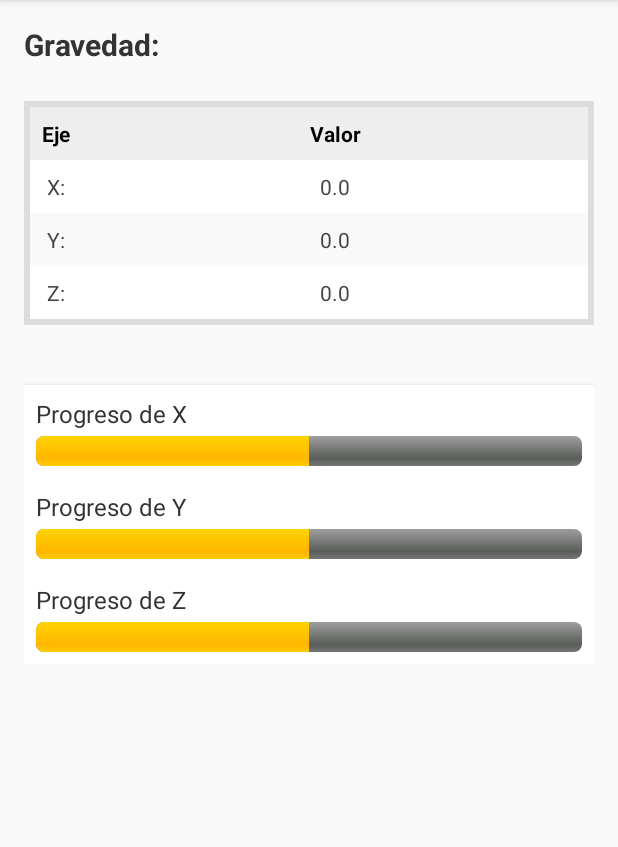
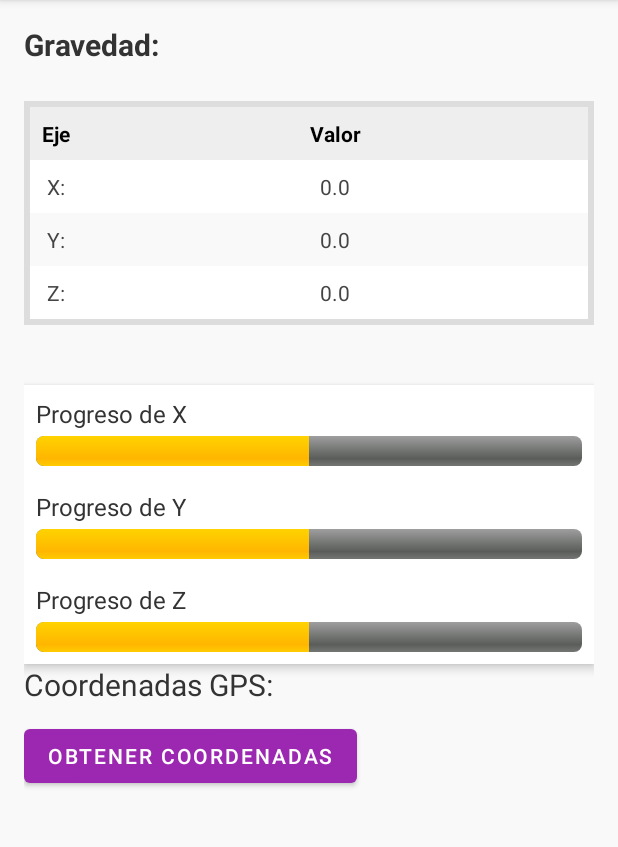
Before and after one commit to AlexisFarinango/SensoresTaller, an Android app: the screen it shows after launch (MainActivity), on a phone screen of 412 x 824 dp, the part 84-931 px from its top. Run offline under Robolectric (Android 15) with nearby library versions, the phone set to English and light mode, and no system bars.

Commit message:
Agrego funcionalidad coordenadas con GPS

```diff
--- a/app/build.gradle.kts
+++ b/app/build.gradle.kts
@@ -42,8 +42,10 @@ dependencies {
     implementation(libs.material)
     implementation(libs.androidx.activity)
     implementation(libs.androidx.constraintlayout)
+    implementation(libs.play.services.location)
     testImplementation(libs.junit)
     androidTestImplementation(libs.androidx.junit)
     androidTestImplementation(libs.androidx.espresso.core)
     implementation(libs.material)
+
 }
--- a/app/src/main/AndroidManifest.xml
+++ b/app/src/main/AndroidManifest.xml
@@ -1,10 +1,12 @@
 <manifest xmlns:android="http://schemas.android.com/apk/res/android"
     package="com.grupo4.georeferencia">
-
+    <uses-permission android:name="android.permission.ACCESS_FINE_LOCATION" />
+    <uses-permission android:name="android.permission.ACCESS_COARSE_LOCATION" />
+    <uses-permission android:name="android.permission.ACCESS_BACKGROUND_LOCATION" />
     <application
         android:allowBackup="true"
         android:label="@string/app_name"
-        android:theme="@style/Theme.App"> <!-- Asegúrate de cerrar con ">" ya que contiene un hijo -->
+        android:theme="@style/Theme.App">
 
         <activity android:name=".MainActivity"
             android:exported="true">
--- a/app/src/main/res/layout/activity_main.xml
+++ b/app/src/main/res/layout/activity_main.xml
@@ -177,6 +177,19 @@
                 android:progress="50"
                 android:layout_marginTop="4dp" />
         </LinearLayout>
+        <TextView
+            android:id="@+id/textCoordinates"
+            android:layout_width="wrap_content"
+            android:layout_height="wrap_content"
+            android:text="Coordenadas GPS:"
+            android:textSize="20sp"
+            android:paddingBottom="10dp"
+            android:textColor="#333333"/>
 
+        <Button
+            android:id="@+id/btnGetLocation"
+            android:layout_width="wrap_content"
+            android:layout_height="wrap_content"
+            android:text="Obtener Coordenadas" />
     </LinearLayout>
 </ScrollView>
--- a/gradle/libs.versions.toml
+++ b/gradle/libs.versions.toml
@@ -9,6 +9,7 @@ appcompat = "1.7.0"
 material = "1.12.0"
 activity = "1.9.2"
 constraintlayout = "2.2.0"
+playServicesLocation = "21.3.0"
 
 [libraries]
 androidx-core-ktx = { group = "androidx.core", name = "core-ktx", version.ref = "coreKtx" }
@@ -19,6 +20,7 @@ androidx-appcompat = { group = "androidx.appcompat", name = "appcompat", version
 material = { group = "com.google.android.material", name = "material", version.ref = "material" }
 androidx-activity = { group = "androidx.activity", name = "activity", version.ref = "activity" }
 androidx-constraintlayout = { group = "androidx.constraintlayout", name = "constraintlayout", version.ref = "constraintlayout" }
+play-services-location = { group = "com.google.android.gms", name = "play-services-location", version.ref = "playServicesLocation" }
 
 [plugins]
 android-application = { id = "com.android.application", version.ref = "agp" }
```
Also changed, not shown: app/src/main/java/com/grupo4/georeferencia/MainActivity.kt (+79 -0 lines), gradle/wrapper/gradle-wrapper.properties.
